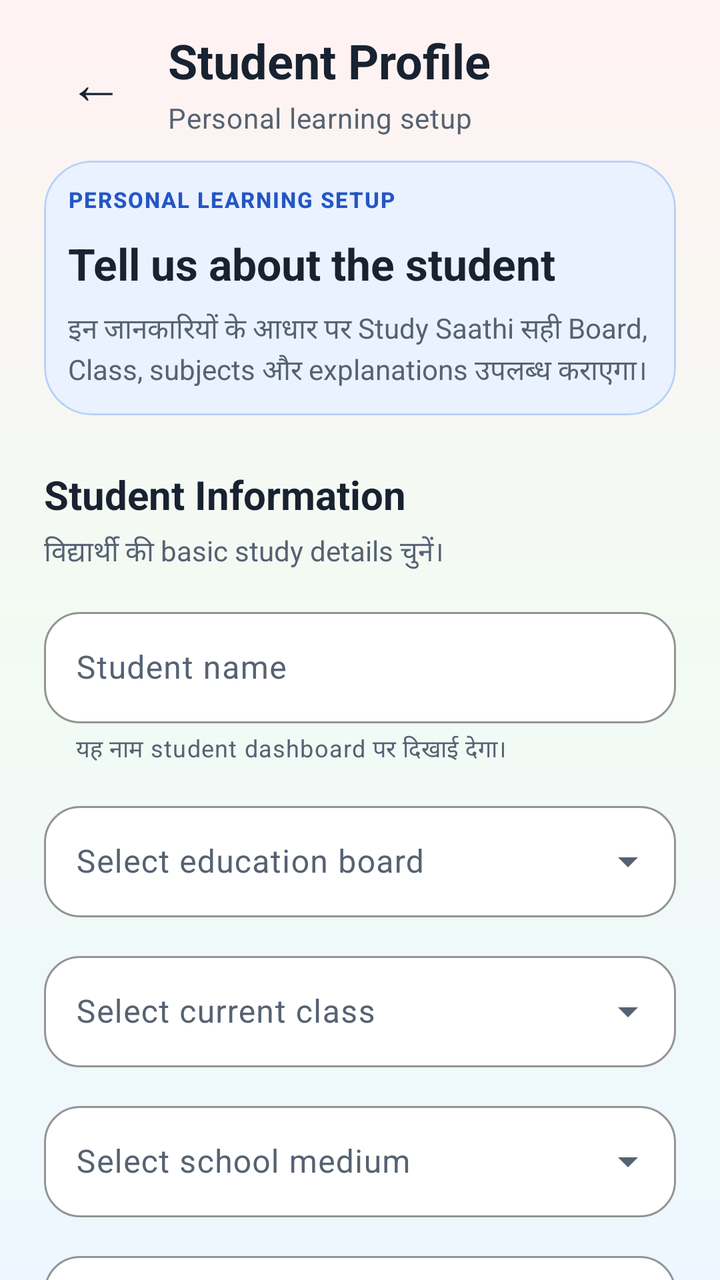
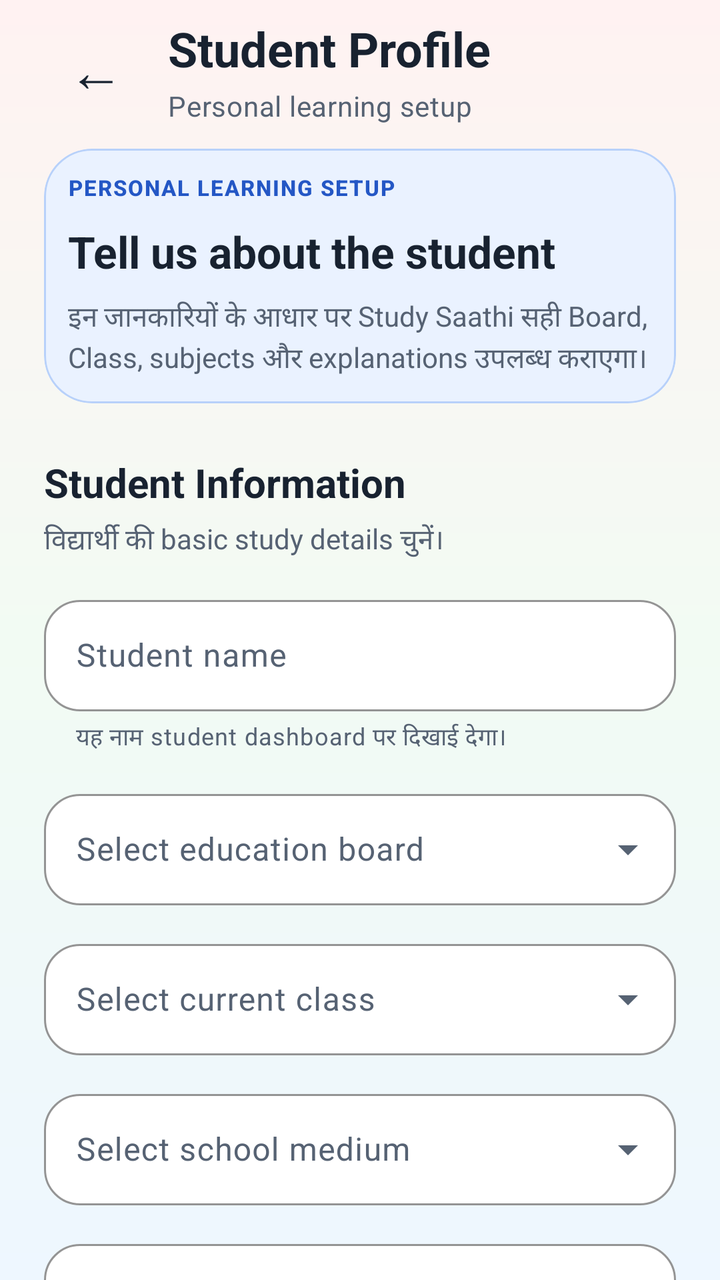

Two renders of the same Android screen: before a commit and after it. Below are the layout's source before the change and the commit's diff.
<!-- AndroidManifest.xml: application theme Theme.StudySaathi -->
<!-- res/layout/activity_student_profile.xml -->
<?xml version="1.0" encoding="utf-8"?>
<androidx.core.widget.NestedScrollView xmlns:android="http://schemas.android.com/apk/res/android"
    xmlns:app="http://schemas.android.com/apk/res-auto"
    android:id="@+id/studentProfileScrollView"
    android:layout_width="match_parent"
    android:layout_height="match_parent"
    android:background="@drawable/bg_app_soft_mix"
    android:clipToPadding="false"
    android:fillViewport="true"
    android:overScrollMode="never">

    <LinearLayout
        android:layout_width="match_parent"
        android:layout_height="wrap_content"
        android:orientation="vertical"
        android:paddingStart="22dp"
        android:paddingTop="14dp"
        android:paddingEnd="22dp"
        android:paddingBottom="12dp">

        
        <LinearLayout
            android:layout_width="match_parent"
            android:layout_height="wrap_content"
            android:gravity="center_vertical"
            android:orientation="horizontal">

            <com.google.android.material.button.MaterialButton
                android:id="@+id/buttonBack"
                style="@style/Widget.Material3.Button.TextButton"
                android:layout_width="52dp"
                android:layout_height="52dp"
                android:contentDescription="@string/back"
                android:insetLeft="0dp"
                android:insetTop="0dp"
                android:insetRight="0dp"
                android:insetBottom="0dp"
                android:minWidth="0dp"
                android:text="←"
                android:textColor="@color/ss_text_primary"
                android:textSize="28sp"
                app:cornerRadius="16dp" />

            <LinearLayout
                android:layout_width="0dp"
                android:layout_height="wrap_content"
                android:layout_marginStart="10dp"
                android:layout_weight="1"
                android:orientation="vertical">

                <TextView
                    style="@style/TextAppearance.StudySaathi.Heading"
                    android:layout_width="match_parent"
                    android:layout_height="wrap_content"
                    android:text="@string/create_student_profile"
                    android:textSize="24sp" />

                <TextView
                    style="@style/TextAppearance.StudySaathi.Body"
                    android:layout_width="match_parent"
                    android:layout_height="wrap_content"
                    android:layout_marginTop="3dp"
                    android:text="@string/profile_setup_subtitle"
                    android:textSize="14sp" />

            </LinearLayout>

        </LinearLayout>

        
        <com.google.android.material.card.MaterialCardView
            android:layout_width="match_parent"
            android:layout_height="wrap_content"
            android:layout_marginTop="12dp"
            app:cardBackgroundColor="@color/ss_blue_soft"
            app:cardCornerRadius="24dp"
            app:cardElevation="0dp"
            app:strokeColor="@color/ss_blue_border"
            app:strokeWidth="1dp">

            <LinearLayout
                android:layout_width="match_parent"
                android:layout_height="wrap_content"
                android:orientation="vertical"
                android:padding="12dp">

                <TextView
                    android:layout_width="wrap_content"
                    android:layout_height="wrap_content"
                    android:fontFamily="sans-serif-medium"
                    android:letterSpacing="0.06"
                    android:text="@string/personal_learning_setup"
                    android:textAllCaps="true"
                    android:textColor="@color/ss_primary"
                    android:textSize="11sp"
                    android:textStyle="bold" />

                <TextView
                    android:layout_width="match_parent"
                    android:layout_height="wrap_content"
                    android:layout_marginTop="10dp"
                    android:fontFamily="sans-serif-rounded"
                    android:text="@string/profile_setup_title"
                    android:textColor="@color/ss_text_primary"
                    android:textSize="22sp"
                    android:textStyle="bold" />

                <TextView
                    android:layout_width="match_parent"
                    android:layout_height="wrap_content"
                    android:layout_marginTop="8dp"
                    android:fontFamily="sans-serif"
                    android:lineSpacingExtra="2dp"
                    android:text="@string/profile_setup_description"
                    android:textColor="@color/ss_text_secondary"
                    android:textSize="14sp" />

            </LinearLayout>

        </com.google.android.material.card.MaterialCardView>

        
        <TextView
            android:layout_width="match_parent"
            android:layout_height="wrap_content"
            android:layout_marginTop="26dp"
            android:fontFamily="sans-serif-rounded"
            android:text="@string/student_information"
            android:textColor="@color/ss_text_primary"
            android:textSize="20sp"
            android:textStyle="bold" />

        <TextView
            android:layout_width="match_parent"
            android:layout_height="wrap_content"
            android:layout_marginTop="5dp"
            android:fontFamily="sans-serif"
            android:text="@string/student_information_description"
            android:textColor="@color/ss_text_secondary"
            android:textSize="14sp" />

        <com.google.android.material.textfield.TextInputLayout
            android:id="@+id/inputLayoutStudentName"
            style="@style/Widget.Material3.TextInputLayout.OutlinedBox"
            android:layout_width="match_parent"
            android:layout_height="wrap_content"
            android:layout_marginTop="14dp"
            android:hint="@string/student_name"
            app:boxBackgroundColor="@color/ss_surface"
            app:boxCornerRadiusBottomEnd="18dp"
            app:boxCornerRadiusBottomStart="18dp"
            app:boxCornerRadiusTopEnd="18dp"
            app:boxCornerRadiusTopStart="18dp"
            app:boxStrokeColor="@color/ss_primary"
            app:helperText="@string/student_name_helper">

            <com.google.android.material.textfield.TextInputEditText
                android:id="@+id/editStudentName"
                android:layout_width="match_parent"
                android:layout_height="wrap_content"
                android:fontFamily="sans-serif"
                android:imeOptions="actionNext"
                android:inputType="textPersonName|textCapWords"
                android:maxLines="1"
                android:textColor="@color/ss_text_primary"
                android:textSize="16sp" />

        </com.google.android.material.textfield.TextInputLayout>

        
        <com.google.android.material.textfield.TextInputLayout
            android:id="@+id/inputLayoutBoard"
            style="@style/Widget.Material3.TextInputLayout.OutlinedBox.ExposedDropdownMenu"
            android:layout_width="match_parent"
            android:layout_height="wrap_content"
            android:layout_marginTop="14dp"
            android:hint="@string/select_board"
            app:boxBackgroundColor="@color/ss_surface"
            app:boxCornerRadiusBottomEnd="18dp"
            app:boxCornerRadiusBottomStart="18dp"
            app:boxCornerRadiusTopEnd="18dp"
            app:boxCornerRadiusTopStart="18dp"
            app:boxStrokeColor="@color/ss_primary">

            <com.google.android.material.textfield.MaterialAutoCompleteTextView
                android:id="@+id/dropdownBoard"
                android:layout_width="match_parent"
                android:layout_height="wrap_content"
                    android:dropDownHeight="320dp"
                    android:popupElevation="8dp"
                    android:popupBackground="@drawable/bg_professional_dropdown_popup"
                    android:dropDownVerticalOffset="6dp"
                android:cursorVisible="false"
                android:fontFamily="sans-serif"
                android:inputType="none"
                android:textColor="@color/ss_text_primary"
                android:textSize="16sp" />

        </com.google.android.material.textfield.TextInputLayout>

        
        <com.google.android.material.textfield.TextInputLayout
            android:id="@+id/inputLayoutClass"
            style="@style/Widget.Material3.TextInputLayout.OutlinedBox.ExposedDropdownMenu"
            android:layout_width="match_parent"
            android:layout_height="wrap_content"
            android:layout_marginTop="14dp"
            android:hint="@string/select_class"
            app:boxBackgroundColor="@color/ss_surface"
            app:boxCornerRadiusBottomEnd="18dp"
            app:boxCornerRadiusBottomStart="18dp"
            app:boxCornerRadiusTopEnd="18dp"
            app:boxCornerRadiusTopStart="18dp"
            app:boxStrokeColor="@color/ss_primary">

            <com.google.android.material.textfield.MaterialAutoCompleteTextView
                android:id="@+id/dropdownClass"
                android:layout_width="match_parent"
                android:layout_height="wrap_content"
                    android:dropDownHeight="320dp"
                    android:popupElevation="8dp"
                    android:popupBackground="@drawable/bg_professional_dropdown_popup"
                    android:dropDownVerticalOffset="6dp"
                android:cursorVisible="false"
                android:fontFamily="sans-serif"
                android:inputType="none"
                android:textColor="@color/ss_text_primary"
                android:textSize="16sp" />

        </com.google.android.material.textfield.TextInputLayout>

        
        <com.google.android.material.textfield.TextInputLayout
            android:id="@+id/inputLayoutMedium"
            style="@style/Widget.Material3.TextInputLayout.OutlinedBox.ExposedDropdownMenu"
            android:layout_width="match_parent"
            android:layout_height="wrap_content"
            android:layout_marginTop="14dp"
            android:hint="@string/select_study_medium"
            app:boxBackgroundColor="@color/ss_surface"
            app:boxCornerRadiusBottomEnd="18dp"
            app:boxCornerRadiusBottomStart="18dp"
            app:boxCornerRadiusTopEnd="18dp"
            app:boxCornerRadiusTopStart="18dp"
            app:boxStrokeColor="@color/ss_primary">

            <com.google.android.material.textfield.MaterialAutoCompleteTextView
                android:id="@+id/dropdownMedium"
                android:layout_width="match_parent"
                android:layout_height="wrap_content"
                    android:dropDownHeight="320dp"
                    android:popupElevation="8dp"
                    android:popupBackground="@drawable/bg_professional_dropdown_popup"
                    android:dropDownVerticalOffset="6dp"
                android:cursorVisible="false"
                android:fontFamily="sans-serif"
                android:inputType="none"
                android:textColor="@color/ss_text_primary"
                android:textSize="16sp" />

        </com.google.android.material.textfield.TextInputLayout>

        
        <com.google.android.material.textfield.TextInputLayout
            android:id="@+id/inputLayoutExplanationLanguage"
            style="@style/Widget.Material3.TextInputLayout.OutlinedBox.ExposedDropdownMenu"
            android:layout_width="match_parent"
            android:layout_height="wrap_content"
            android:layout_marginTop="14dp"
            android:hint="@string/explanation_language"
            app:boxBackgroundColor="@color/ss_surface"
            app:boxCornerRadiusBottomEnd="18dp"
            app:boxCornerRadiusBottomStart="18dp"
            app:boxCornerRadiusTopEnd="18dp"
            app:boxCornerRadiusTopStart="18dp"
            app:boxStrokeColor="@color/ss_primary">

            <com.google.android.material.textfield.MaterialAutoCompleteTextView
                android:id="@+id/dropdownExplanationLanguage"
                android:layout_width="match_parent"
                android:layout_height="wrap_content"
                    android:dropDownHeight="320dp"
                    android:popupElevation="8dp"
                    android:popupBackground="@drawable/bg_professional_dropdown_popup"
                    android:dropDownVerticalOffset="6dp"
                android:cursorVisible="false"
                android:fontFamily="sans-serif"
                android:inputType="none"
                android:textColor="@color/ss_text_primary"
                android:textSize="16sp" />

        </com.google.android.material.textfield.TextInputLayout>

        
        <com.google.android.material.card.MaterialCardView
            android:id="@+id/cardProfilePreview"
            android:layout_width="match_parent"
            android:layout_height="wrap_content"
            android:layout_marginTop="14dp"
            android:visibility="gone"
            app:cardBackgroundColor="@color/ss_green_soft"
            app:cardCornerRadius="18dp"
            app:cardElevation="0dp"
            app:strokeColor="@color/ss_green_border"
            app:strokeWidth="1dp">

            <LinearLayout
                android:layout_width="match_parent"
                android:layout_height="wrap_content"
                android:gravity="center_vertical"
                android:orientation="horizontal"
                android:padding="12dp">

                <TextView
                    android:layout_width="48dp"
                    android:layout_height="48dp"
                    android:fontFamily="sans-serif-rounded"
                    android:gravity="center"
                    android:text="✓"
                    android:textColor="@color/ss_success"
                    android:textSize="25sp"
                    android:textStyle="bold" />

                <LinearLayout
                    android:layout_width="0dp"
                    android:layout_height="wrap_content"
                    android:layout_marginStart="10dp"
                    android:layout_weight="1"
                    android:orientation="vertical">

                    <TextView
                        android:layout_width="match_parent"
                        android:layout_height="wrap_content"
                        android:fontFamily="sans-serif-rounded"
                        android:text="@string/profile_preview"
                        android:textColor="@color/ss_text_primary"
                        android:textSize="16sp"
                        android:textStyle="bold" />

                    <TextView
                        android:id="@+id/textProfilePreview"
                        android:layout_width="match_parent"
                        android:layout_height="wrap_content"
                        android:layout_marginTop="4dp"
                        android:fontFamily="sans-serif"
                        android:textColor="@color/ss_text_secondary"
                        android:textSize="14sp" />

                </LinearLayout>

            </LinearLayout>

        </com.google.android.material.card.MaterialCardView>

        <com.google.android.material.button.MaterialButton
            android:id="@+id/buttonContinue"
            style="@style/Widget.StudySaathi.Button.Primary"
            android:layout_width="match_parent"
            android:layout_height="wrap_content"
            android:layout_marginTop="22dp"
            android:text="@string/continue_button"
            android:textAllCaps="false"
            android:textSize="16sp" />

        <TextView
            android:layout_width="match_parent"
            android:layout_height="wrap_content"
            android:layout_marginTop="14dp"
            android:fontFamily="sans-serif"
            android:gravity="center"
            android:lineSpacingExtra="2dp"
            android:text="@string/profile_privacy_note"
            android:textColor="@color/ss_text_muted"
            android:textSize="12sp" />

    </LinearLayout>

</androidx.core.widget.NestedScrollView>
<!-- resources referenced by this layout -->
<resources>
  <color name="ss_blue_border">#B8D1FA</color>
  <color name="ss_blue_soft">#EAF2FF</color>
  <color name="ss_green_border">#B7DEC2</color>
  <color name="ss_green_soft">#ECF8F0</color>
  <color name="ss_primary">#2457C5</color>
  <color name="ss_success">#16813B</color>
  <color name="ss_surface">#FFFFFF</color>
  <color name="ss_text_muted">#7B8797</color>
  <color name="ss_text_primary">#182230</color>
  <color name="ss_text_secondary">#566273</color>
  <!-- drawable bg_app_soft_mix (drawable) -->
  <?xml version="1.0" encoding="utf-8"?>
  <shape xmlns:android="http://schemas.android.com/apk/res/android"
      android:shape="rectangle">
  
      <gradient
          android:angle="270"
          android:centerColor="#F2FBF3"
          android:endColor="#EEF7FF"
          android:startColor="#FFF2F2"
          android:type="linear" />
  
  </shape>
  <string name="back">Back</string>
  <string name="continue_button">Continue</string>
  <string name="create_student_profile">Student Profile</string>
  <string name="explanation_language">Explanation language</string>
  <string name="personal_learning_setup">PERSONAL LEARNING SETUP</string>
  <string name="profile_preview">Profile information ready</string>
  <string name="profile_privacy_note">Student information private रहेगी और केवल learning experience के लिए उपयोग होगी।</string>
  <string name="profile_setup_description">इन जानकारियों के आधार पर Study Saathi सही Board, Class, subjects और explanations उपलब्ध कराएगा।</string>
  <string name="profile_setup_subtitle">Personal learning setup</string>
  <string name="profile_setup_title">Tell us about the student</string>
  <string name="select_board">Select education board</string>
  <string name="select_class">Select current class</string>
  <string name="select_study_medium">Select school medium</string>
  <string name="student_information">Student Information</string>
  <string name="student_information_description">विद्यार्थी की basic study details चुनें।</string>
  <string name="student_name">Student name</string>
  <string name="student_name_helper">यह नाम student dashboard पर दिखाई देगा।</string>
  <style name="TextAppearance.StudySaathi.Body" parent="TextAppearance.Material3.BodyMedium">
          <item name="android:fontFamily">sans-serif</item>
          <item name="fontFamily">sans-serif</item>
          <item name="android:textColor">@color/ss_text_secondary</item>
      </style>
  <style name="TextAppearance.StudySaathi.Heading" parent="TextAppearance.Material3.HeadlineSmall">
          <item name="android:fontFamily">sans-serif-rounded</item>
          <item name="fontFamily">sans-serif-rounded</item>
          <item name="android:textStyle">bold</item>
          <item name="android:textColor">@color/ss_text_primary</item>
      </style>
  <style name="Widget.StudySaathi.Button.Primary" parent="Widget.Material3.Button">
          <item name="cornerRadius">18dp</item>
          <item name="android:minHeight">56dp</item>
          <item name="android:textStyle">bold</item>
          <item name="backgroundTint">@color/ss_primary</item>
          <item name="android:textColor">@color/ss_on_primary</item>
      </style>
  <color name="ss_outline">#D6DEE9</color>
  <color name="ss_on_primary">#FFFFFF</color>
  <color name="ss_primary_dark">#173F99</color>
  <color name="ss_secondary">#087F8C</color>
  <color name="ss_on_secondary">#FFFFFF</color>
  <color name="ss_teal_soft">#EAF8F8</color>
  <color name="ss_tertiary">#8A5A00</color>
  <color name="ss_on_tertiary">#FFFFFF</color>
  <color name="ss_yellow_soft">#FFF8E8</color>
  <color name="ss_background">#F7F9FC</color>
  <color name="ss_surface_soft">#F0F4FA</color>
  <color name="ss_error">#BA1A1A</color>
  <color name="white">#FFFFFFFF</color>
  <color name="ss_red_soft">#FFF0F0</color>
  <!-- unchanged entries left out for length: 2 -->
</resources>

<!-- the commit's change to res/layout/activity_student_profile.xml (unified diff, before → after) -->
@@ -14,7 +14,7 @@
         android:layout_height="wrap_content"
         android:orientation="vertical"
         android:paddingStart="22dp"
-        android:paddingTop="14dp"
+        android:paddingTop="8dp"
         android:paddingEnd="22dp"
         android:paddingBottom="12dp">
 
